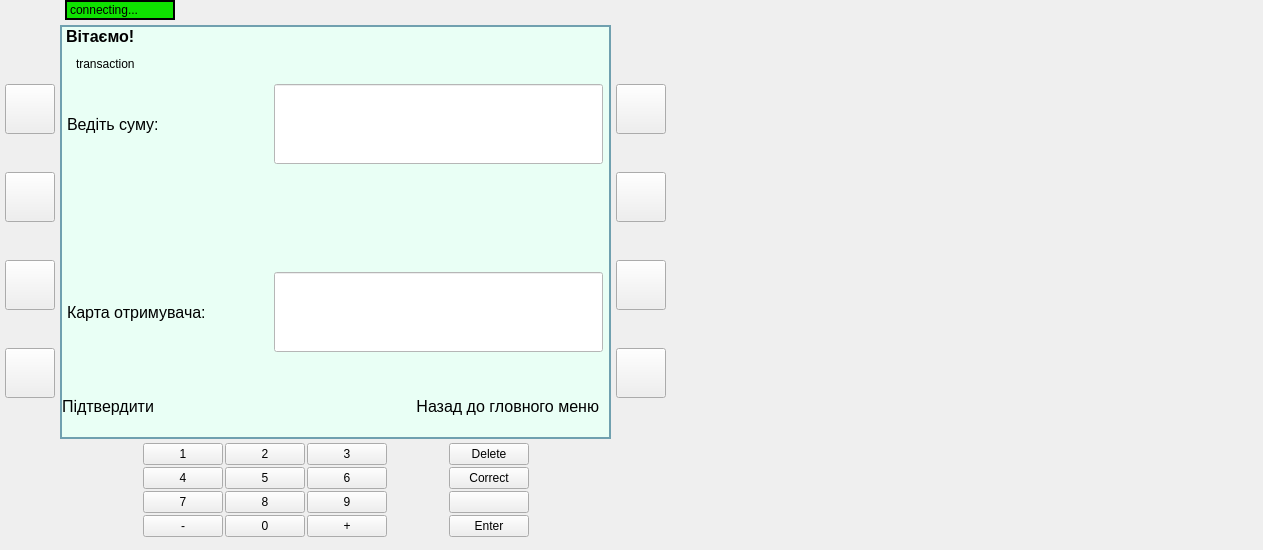
Above: ATM_Project/mainwindow.ui from artikgak/MOOP_ATM before the change. Below: the same form after it.
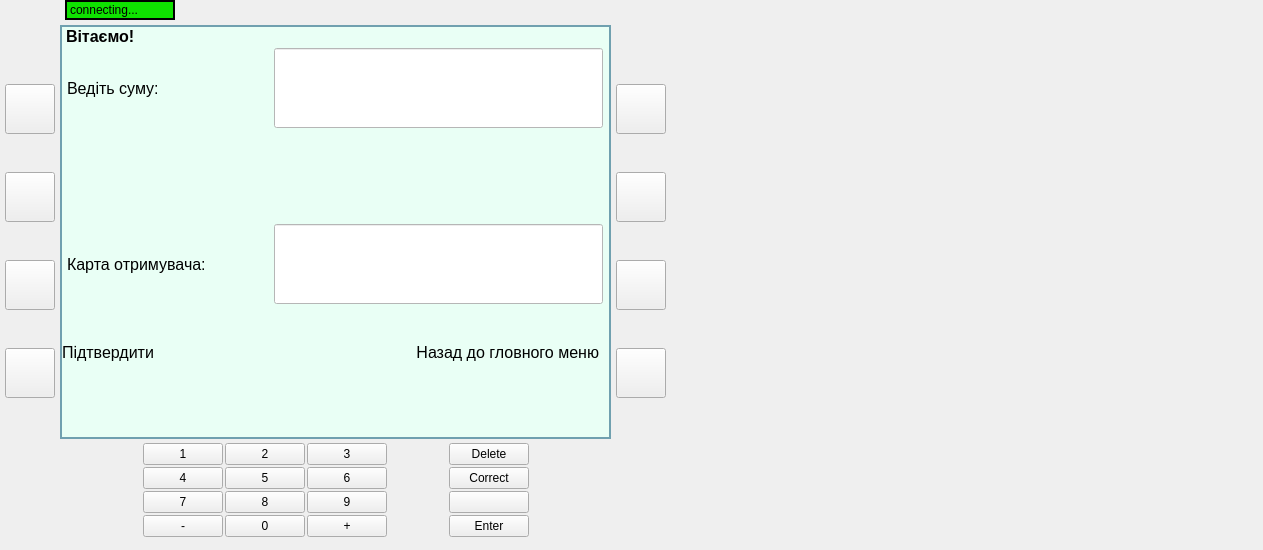
That is the form after the change. The open tabs and pages were chosen to show the change. Icons and pictures are not drawn.

```diff
--- a/ATM_Project/mainwindow.ui
+++ b/ATM_Project/mainwindow.ui
@@ -763,12 +763,15 @@
             <property name="geometry">
              <rect>
               <x>0</x>
-              <y>30</y>
+              <y>0</y>
               <width>551</width>
-              <height>381</height>
+              <height>351</height>
              </rect>
             </property>
             <layout class="QGridLayout" name="gridLayout_18" rowstretch="1,0,0,0" columnstretch="1,0">
+             <property name="bottomMargin">
+              <number>0</number>
+             </property>
              <item row="1" column="1">
               <widget class="QLabel" name="label_104">
                <property name="maximumSize">
@@ -954,23 +957,6 @@
              </item>
             </layout>
            </widget>
-           <widget class="QLabel" name="label_106">
-            <property name="geometry">
-             <rect>
-              <x>10</x>
-              <y>10</y>
-              <width>151</width>
-              <height>16</height>
-             </rect>
-            </property>
-            <property name="styleSheet">
-             <string notr="true">border-width: 0px;
-margin: 1px;</string>
-            </property>
-            <property name="text">
-             <string>transaction</string>
-            </property>
-           </widget>
           </widget>
           <widget class="QWidget" name="mobile_p">
            <widget class="QWidget" name="gridLayoutWidget_5">
```
Left out of the diff: 143 changed lines with no effect on the pictures.
